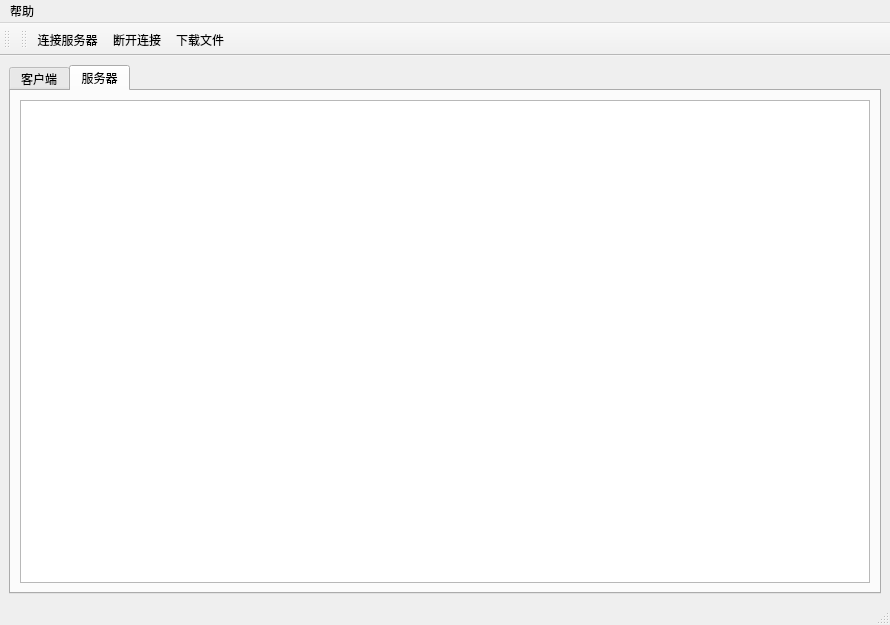
coldowl/QtFileTransfer, file src/FileClient/mainwindow.ui: the form before one commit.
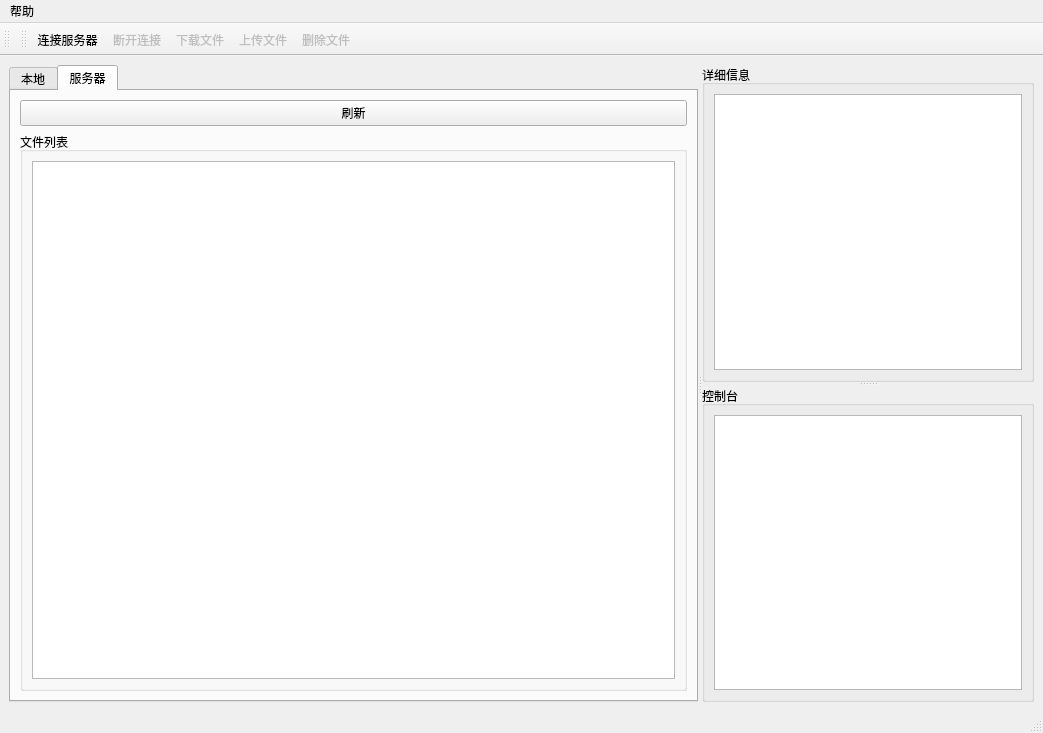
The form after the commit. The open tabs and pages were chosen to show the change.

Commit message: 增加上传、删除、完整性检查功能

What changed in the file:
```diff
--- a/src/FileClient/mainwindow.ui
+++ b/src/FileClient/mainwindow.ui
@@ -6,34 +6,30 @@
    <rect>
     <x>0</x>
     <y>0</y>
-    <width>890</width>
-    <height>625</height>
+    <width>1043</width>
+    <height>733</height>
    </rect>
   </property>
   <property name="windowTitle">
    <string>MainWindow</string>
   </property>
   <widget class="QWidget" name="centralwidget">
-   <layout class="QGridLayout" name="gridLayout_5">
+   <layout class="QGridLayout" name="gridLayout_3">
     <item row="0" column="0">
+     <widget class="QSplitter" name="splitter_2">
+      <property name="orientation">
+       <enum>Qt::Horizontal</enum>
+      </property>
      <widget class="QTabWidget" name="tabWidget">
       <property name="currentIndex">
-       <number>0</number>
-      </property>
-      <widget class="QWidget" name="widget">
+        <number>1</number>
+       </property>
+       <widget class="QWidget" name="tab_1">
        <attribute name="title">
-        <string>客户端</string>
-       </attribute>
-       <layout class="QGridLayout" name="gridLayout_6">
+         <string>本地</string>
+        </attribute>
+        <layout class="QGridLayout" name="gridLayout_2">
         <item row="0" column="0">
-         <widget class="QSplitter" name="splitter_4">
-          <property name="orientation">
-           <enum>Qt::Vertical</enum>
-          </property>
-          <widget class="QSplitter" name="splitter_3">
-           <property name="orientation">
-            <enum>Qt::Horizontal</enum>
-           </property>
            <widget class="QSplitter" name="splitter">
             <property name="orientation">
              <enum>Qt::Horizontal</enum>
@@ -52,7 +48,7 @@
              <property name="title">
               <string>列表显示</string>
              </property>
-             <layout class="QGridLayout" name="gridLayout">
+            <layout class="QGridLayout" name="gridLayout_10">
               <item row="0" column="0">
                <widget class="QLineEdit" name="pathLineEdit"/>
               </item>
@@ -62,7 +58,40 @@
              </layout>
             </widget>
            </widget>
-           <widget class="QSplitter" name="splitter_2">
+         </item>
+        </layout>
+       </widget>
+       <widget class="QWidget" name="tab_2">
+        <attribute name="title">
+         <string>服务器</string>
+        </attribute>
+        <layout class="QGridLayout" name="gridLayout_7">
+         <item row="1" column="0">
+          <widget class="QGroupBox" name="groupBox">
+           <property name="title">
+            <string>文件列表</string>
+           </property>
+           <layout class="QGridLayout" name="gridLayout">
+            <item row="0" column="0">
+             <widget class="QTreeView" name="treeView_2"/>
+            </item>
+           </layout>
+          </widget>
+         </item>
+         <item row="0" column="0">
+          <widget class="QPushButton" name="pushButton">
+           <property name="text">
+            <string>刷新</string>
+           </property>
+          </widget>
+         </item>
+        </layout>
+       </widget>
+      </widget>
+      <widget class="QWidget" name="widget" native="true">
+       <layout class="QGridLayout" name="gridLayout_12">
+        <item row="0" column="0">
+         <widget class="QSplitter" name="splitter_3">
             <property name="orientation">
              <enum>Qt::Vertical</enum>
             </property>
@@ -70,7 +99,7 @@
              <property name="title">
               <string>详细信息</string>
              </property>
-             <layout class="QGridLayout" name="gridLayout_2">
+           <layout class="QGridLayout" name="gridLayout_11">
               <item row="0" column="0">
                <widget class="QTextEdit" name="datailTextEdit"/>
               </item>
@@ -80,25 +109,13 @@
              <property name="title">
               <string>控制台</string>
              </property>
-             <layout class="QGridLayout" name="gridLayout_3">
+           <layout class="QGridLayout" name="gridLayout_5">
               <item row="0" column="0">
                <widget class="QTextBrowser" name="textBrowser"/>
               </item>
              </layout>
             </widget>
            </widget>
-          </widget>
-         </widget>
-        </item>
-       </layout>
-      </widget>
-      <widget class="QWidget" name="tab_2">
-       <attribute name="title">
-        <string>服务器</string>
-       </attribute>
-       <layout class="QGridLayout" name="gridLayout_7">
-        <item row="0" column="0">
-         <widget class="QTableWidget" name="tableWidget"/>
         </item>
        </layout>
       </widget>
@@ -112,7 +129,7 @@
     <rect>
      <x>0</x>
      <y>0</y>
-     <width>890</width>
+     <width>1043</width>
      <height>25</height>
     </rect>
    </property>
@@ -136,6 +153,9 @@
    </attribute>
   </widget>
   <widget class="QToolBar" name="toolBar_2">
+   <property name="enabled">
+    <bool>true</bool>
+   </property>
    <property name="windowTitle">
     <string>toolBar_2</string>
    </property>
@@ -148,6 +168,8 @@
    <addaction name="actConnect"/>
    <addaction name="actDisconnect"/>
    <addaction name="actDownload"/>
+   <addaction name="actUpload"/>
+   <addaction name="actDelete"/>
   </widget>
   <action name="actConnect">
    <property name="text">
@@ -158,6 +180,9 @@
    </property>
   </action>
   <action name="actDisconnect">
+   <property name="enabled">
+    <bool>false</bool>
+   </property>
    <property name="text">
     <string>断开连接</string>
    </property>
@@ -166,11 +191,17 @@
    </property>
   </action>
   <action name="actUpload">
+   <property name="enabled">
+    <bool>false</bool>
+   </property>
    <property name="text">
     <string>上传文件</string>
    </property>
   </action>
   <action name="actDownload">
+   <property name="enabled">
+    <bool>false</bool>
+   </property>
    <property name="text">
     <string>下载文件</string>
    </property>
@@ -179,8 +210,11 @@
    </property>
   </action>
   <action name="actDelete">
+   <property name="enabled">
+    <bool>false</bool>
+   </property>
    <property name="text">
-    <string>删除</string>
+    <string>删除文件</string>
    </property>
    <property name="toolTip">
     <string>删除</string>
```
Left out of the diff: 8 changed lines with no effect on the pictures. Lines whose indentation alone changed are shown as unchanged. The commit also changes 792 other files.
